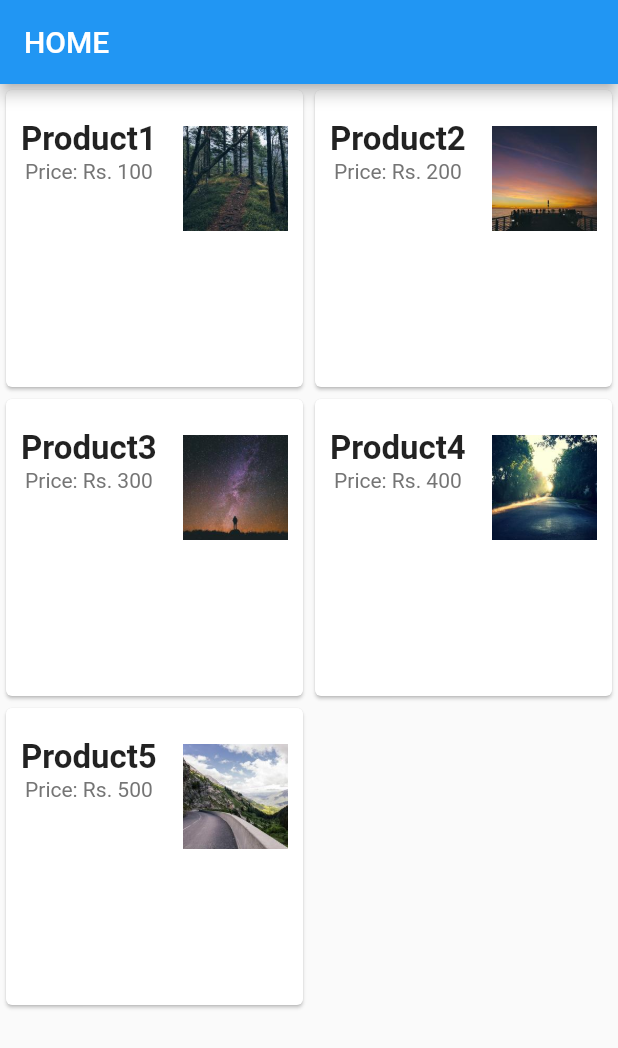
After one commit to AukhaleSanish/FlutterApp, a Flutter app: the prodPage screen opened directly, on a phone screen of 412 x 824 dp. The commit adds this screen. Shown: the top 1048 px of the screen. Run offline on Flutter 3.47's test engine with Material 2 defaults, Android fonts, the phone set to English and light mode, and no system bars.

Commit message:
14 Sept 2022

```diff
--- /dev/null
+++ b/assets/products.json
@@ -0,0 +1,27 @@
+[
+    {
+      "productName": "Product1",
+      "imageLink": "assets/images/Product1.jpeg",
+      "productPrice" : "100"
+    },
+    {
+      "productName": "Product2",
+      "imageLink": "assets/images/Product2.jpeg",
+      "productPrice" : "200"
+    },
+    {
+      "productName": "Product3",
+      "imageLink": "assets/images/Product3.jpeg",
+      "productPrice" : "300"
+    },
+    {
+      "productName": "Product4",
+      "imageLink": "assets/images/Product4.jpeg",
+      "productPrice" : "400"
+    },
+    {
+      "productName": "Product5",
+      "imageLink": "assets/images/Product5.jpeg",
+      "productPrice" : "500"
+    }
+  ]
--- a/lib/login.dart
+++ b/lib/login.dart
@@ -2,6 +2,7 @@ import 'dart:convert';
 
 import 'package:flutter/material.dart';
 import 'package:flutter/services.dart';
+import 'package:sanish/productpage.dart';
 
 class MyLogin extends StatefulWidget {
   const MyLogin({Key? key}) : super(key: key);
@@ -21,16 +22,20 @@ class _MyLoginState extends State<MyLogin> {
     final data = await json.decode(response);
     setState(() {
       _users = data["users"];
-      setState(() {
+      setState(() async {
               if(uName.text==_users[0]["uname"] && password.text==_users[0]["pass"]){
-                showDialog(
-                    context: context,
-                    builder: (context) {
-                      return AlertDialog(
-                        content: Text("Successful"),
-                      );
-                    },
-                  );
+                await Future.delayed(Duration(milliseconds: 1000),(){});
+                Navigator.pushReplacement(
+                    context, MaterialPageRoute(builder: (context) => prodPage()));
+
+                // showDialog(
+                //     context: context,
+                //     builder: (context) {
+                //       return AlertDialog(
+                //         content: Text("Successful"),
+                //       );
+                //     },
+                //   );
               }
               else{
                 showDialog(
@@ -46,8 +51,6 @@ class _MyLoginState extends State<MyLogin> {
       });
     });
   }
-
-
 
 
   @override
@@ -98,34 +101,13 @@ class _MyLoginState extends State<MyLogin> {
                   //     },
                   //   );
                   // });
-                  // },//submit code
+                  // },/
 
                   child: Text('Login'),
                   onPressed: readJson,
                 ),
 
-                // _users.isNotEmpty ?
-                // Expanded(
-                //   child: ListView.builder(
-                //     itemCount: _users.length,
-                //     itemBuilder: (context, index) {
-                //       return Card(
-                //         margin: const EdgeInsets.all(10),
-                //         child: ListTile(
-                //           leading: Text(_users[index]["uname"]),
-                //           title: Text(_users[index]["pass"]),
-                //           subtitle: Text(_users[index]["isActive"]),
-                //         ),
-                //       );
-                //     },
-                //   ),
-                // )
-                //     : Container()
-              // if()
-              // {
-              //
-              // }
-              // Column(
+
 
               ],
             ),
--- /dev/null
+++ b/lib/productpage.dart
@@ -0,0 +1,78 @@
+import 'dart:convert';
+
+import 'package:flutter/material.dart';
+import 'package:flutter/services.dart';
+
+import 'login.dart';
+
+class prodPage extends StatefulWidget {
+  const prodPage({Key? key}) : super(key: key);
+
+  @override
+  State<prodPage> createState() => _prodPageState();
+}
+//class _prodPageState extends State<prodPage>
+class _prodPageState extends State<prodPage>{
+  late List data;
+
+  @override
+  Widget build(BuildContext context) {
+    return Scaffold(
+        appBar: AppBar(
+          title: Text('HOME'),
+        ),
+        body: Center(
+          child: FutureBuilder(
+            future: DefaultAssetBundle.of(context)
+                .loadString('assets/products.json'),
+            builder: (context, snapshot) {
+              // Decode the JSON
+              var newData = json.decode(snapshot.data.toString());
+              return GridView.builder(
+
+                gridDelegate: SliverGridDelegateWithFixedCrossAxisCount(crossAxisCount: 2,),
+                itemBuilder: (BuildContext context, int index) {
+                  return Card(
+                    child: Padding(
+
+                      padding: const EdgeInsets.only(
+                          top: 20, bottom: 100, left: 10, right: 10),
+                      child: Row(
+                        mainAxisAlignment: MainAxisAlignment.spaceBetween,
+                        children: <Widget>[
+                          Column(
+                            children: <Widget>[
+                              InkWell(
+                                child: Text(
+                                  newData[index]['productName'],
+                                  style: TextStyle(
+                                      fontWeight: FontWeight.bold,
+                                      fontSize: 22),
+                                ),
+                              ),
+                              Text("Price: Rs. "+newData[index]['productPrice'],
+                                //'Note Text',
+                                style: TextStyle(color: Colors.grey.shade600),
+                              ),
+                            ],
+                          ),
+                          //SizedBox(width: 20),
+                          Container(
+
+                            // padding: const EdgeInsets.all(4),
+                            height: 70,
+                            width: 70,
+                            child: Image.asset(newData[index]['imageLink']),
+                          )
+                        ],
+                      ),
+                    ),
+                  );
+                },
+                itemCount: newData == null ? 0 : newData.length
+              );
+            },
+          ),
+        ));
+  }
+}
--- a/pubspec.yaml
+++ b/pubspec.yaml
@@ -62,6 +62,12 @@ flutter:
   # To add assets to your application, add an assets section, like this:
   assets:
     - assets/cred.json
+    - assets/products.json
+    - assets/images/Product1.jpeg
+    - assets/images/Product2.jpeg
+    - assets/images/Product3.jpeg
+    - assets/images/Product4.jpeg
+    - assets/images/Product5.jpeg
   #   - images/a_dot_burr.jpeg
   #   - images/a_dot_ham.jpeg
 
```
Also changed, not shown: assets/images/Product1.jpeg (added), assets/images/Product2.jpeg (added), assets/images/Product3.jpeg (added), assets/images/Product4.jpeg (added), assets/images/Product5.jpeg (added).
